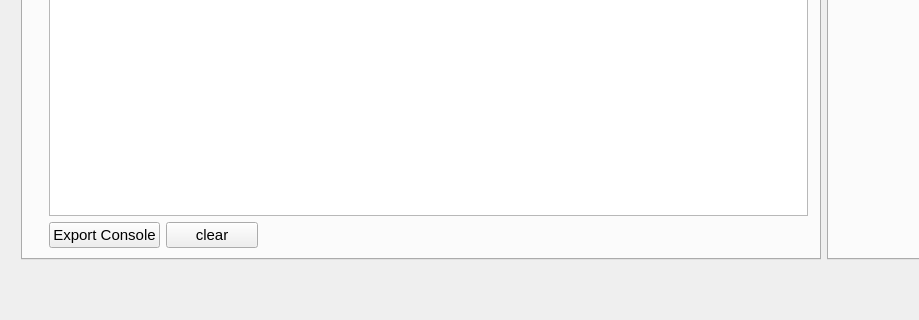
Qt form mainwindow.ui (Revenantx86/AIB_Client_SW) before a commit; both pictures show x 0 to 919 and y 400 to 720 of the 1200 by 720 pixel window.
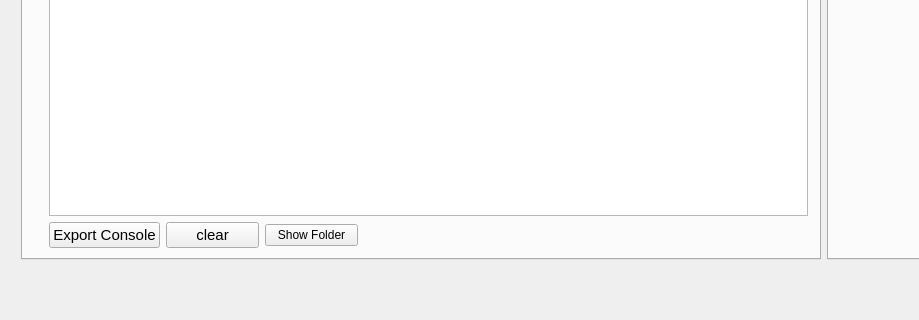
The same form after that commit. The open tabs and pages were chosen to show the change. Icons and pictures are not drawn.

Diff of the .ui file:
```diff
--- a/mainwindow.ui
+++ b/mainwindow.ui
@@ -220,7 +220,7 @@
           <item>
            <layout class="QHBoxLayout" name="TableViewControls_horizontalLayout">
             <property name="rightMargin">
-             <number>550</number>
+             <number>450</number>
             </property>
             <item>
              <widget class="QPushButton" name="DataView_Export_exportConsole_pushButton">
@@ -250,6 +250,13 @@
               </property>
              </widget>
             </item>
+            <item>
+             <widget class="QPushButton" name="ShowFolder_pushButton">
+              <property name="text">
+               <string>Show Folder</string>
+              </property>
+             </widget>
+            </item>
            </layout>
           </item>
          </layout>
```
Left out of the diff: 10 changed lines with no effect on the pictures.
